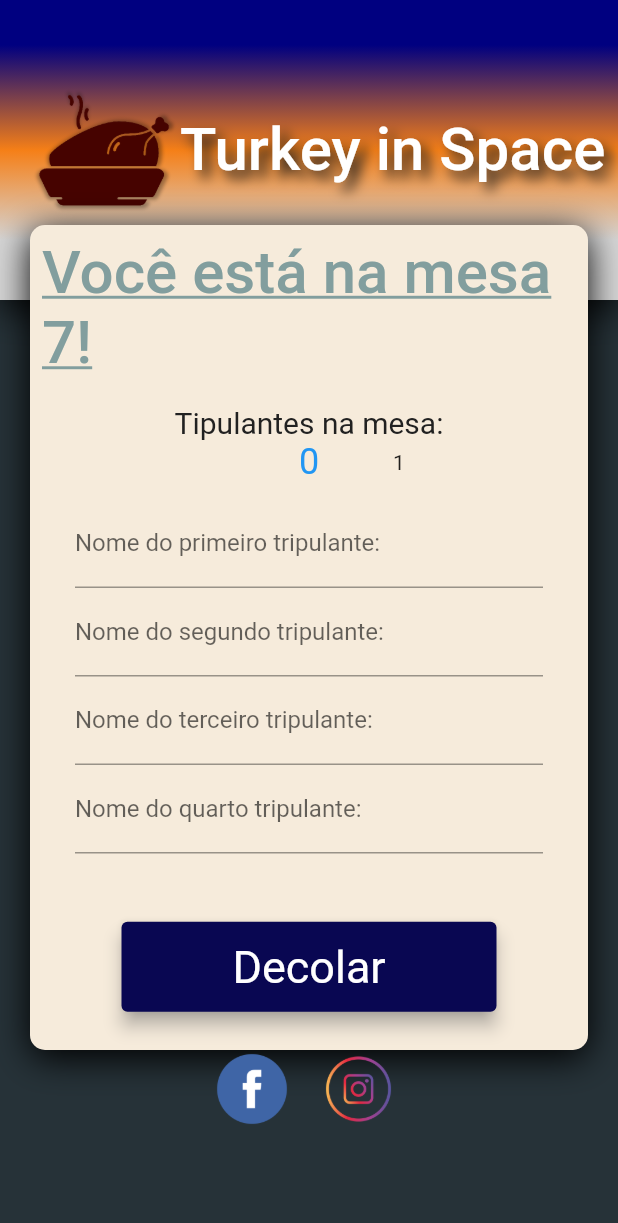
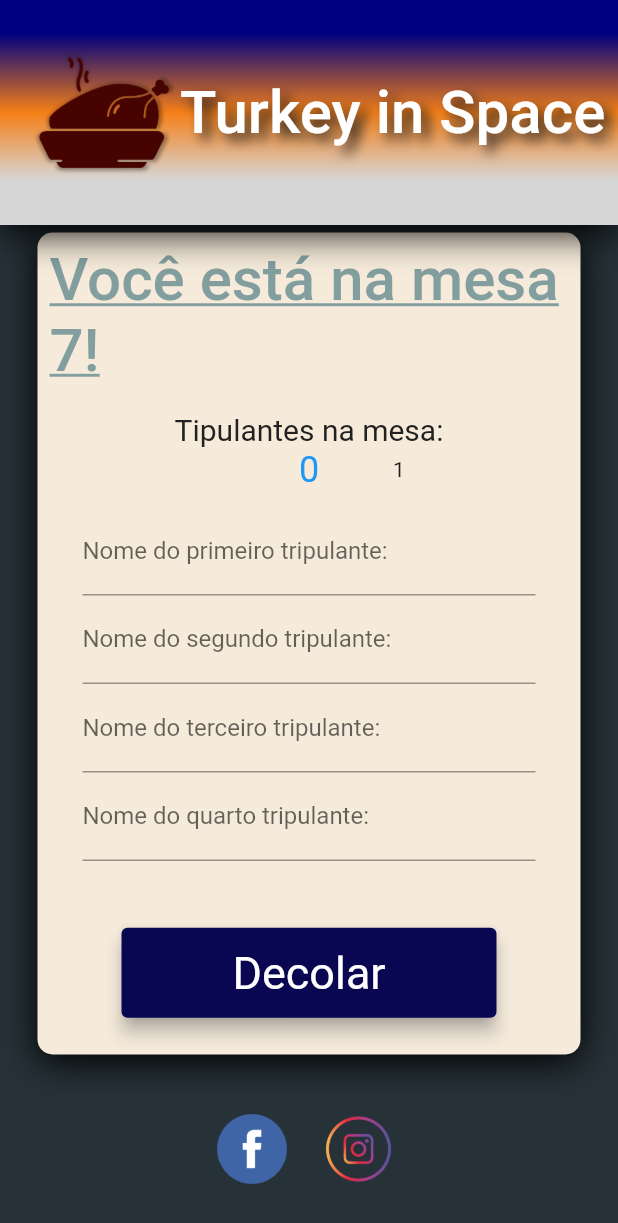
Before and after one commit to olycoraggio/LOCI, a Flutter app: the LoginPage screen opened directly, on a phone screen of 412 x 824 dp. Shown: the top 1223 px of the screen. Run offline on Flutter 3.47's test engine with Material 2 defaults, Android fonts, the phone set to English and light mode, and no system bars; drawn by our look-alikes of numberpicker; our stand-ins replace google_fonts; missing offline and left inert: dart:ffi.

Commit message:
ainda no menu

```diff
--- a/lib/core/app_colors.dart
+++ b/lib/core/app_colors.dart
@@ -1,12 +1,10 @@
 import 'package:flutter/material.dart';
 
 class AppColors {
-  static final Color white = Color(0xFFDCDCDC);
-  static final Color black = Color(0xFF514766);
-  static final Color grey = Color(0xFF6E6680);
-  static final Color lightGrey = Color(0xFFA6A1B2);
-  static final Color border = Color(0xFFE1E1E6);
   static final Color box = Color(0xFFF6EBDB);
   static final Color background = Color(0xFFFFA07A);
   static final Color backgroundButton = Color(0xFF090752);
+  static final Color backgroundButtonMenu = Color(0xFFDEB887);
+  static final Color borderButtonMenu = Color(0xFF4F4F4F);
+  static final Color textButtonMenu = Color(0xFF2F4F4F);
 }
--- a/lib/core/app_text_styles.dart
+++ b/lib/core/app_text_styles.dart
@@ -5,7 +5,7 @@ import 'package:loci/core/app_colors.dart';
 
 class AppTextStyles {
   static final TextStyle splash = GoogleFonts.passeroOne(
-    color: AppColors.white,
+    color: Colors.white,
     fontSize: 50,
     fontWeight: FontWeight.w500,
     shadows: [
--- a/lib/login/login_page.dart
+++ b/lib/login/login_page.dart
@@ -1,5 +1,6 @@
 import 'package:flutter/material.dart';
 import 'package:loci/login/widgets/bar/bar_widget.dart';
+import 'package:loci/login/widgets/login_card/login_card_widget.dart';
 
 import '../core/app_colors.dart';
 
@@ -15,11 +16,17 @@ class _LoginPageState extends State<LoginPage> {
   Widget build(BuildContext context) {
     return Scaffold(
       appBar: BarWidget(),
+      body: Container(
+        child: Padding(
+          padding: const EdgeInsets.all(5),
+          child: LoginCardWidget(),
+        ),
+      ),
       backgroundColor: Colors.blueGrey[900],
       bottomNavigationBar: SafeArea(
         bottom: true,
         child: Padding(
-          padding: const EdgeInsets.symmetric(vertical: 60),
+          padding: const EdgeInsets.symmetric(vertical: 20),
           child: Row(
             mainAxisAlignment: MainAxisAlignment.center,
             children: [
--- a/lib/login/widgets/bar/bar_widget.dart
+++ b/lib/login/widgets/bar/bar_widget.dart
@@ -6,9 +6,9 @@ import 'package:loci/login/widgets/login_card/login_card_widget.dart';
 class BarWidget extends PreferredSize {
   BarWidget()
       : super(
-          preferredSize: Size.fromHeight(650),
+          preferredSize: Size.fromHeight(150),
           child: Container(
-            height: 650,
+            height: 150,
             child: Stack(
               children: [
                 Container(
@@ -43,11 +43,11 @@ class BarWidget extends PreferredSize {
                   ),
                 ),
                 Align(
-                    alignment: Alignment(
-                      0.0,
-                      2.0,
-                    ),
-                    child: LoginCardWidget())
+                  alignment: Alignment(
+                    0.0,
+                    2.0,
+                  ),
+                )
               ],
             ),
           ),
```
Also changed, not shown: lib/menu/menu_page.dart (+67 -0 lines), lib/menu/widgets/card/card_menu_widget.dart (added, +69 -0 lines), lib/menu/widgets/menu_buttons/menu_buttons_widgets.dart (added, +63 -0 lines).
